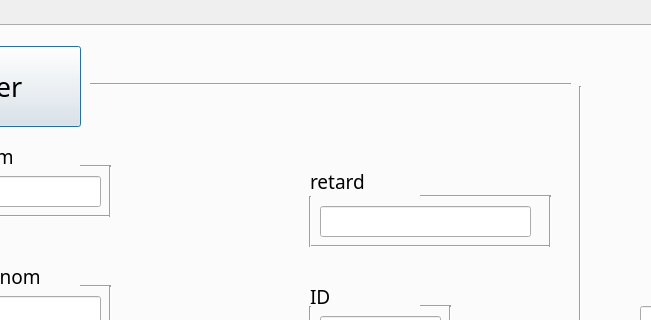
Ahmedturki7777/Smart_Municipality2A4, file button_pointage.ui: the form before one commit; both pictures show x 222 to 873 and y 0 to 320 of the 1069 by 616 pixel window.
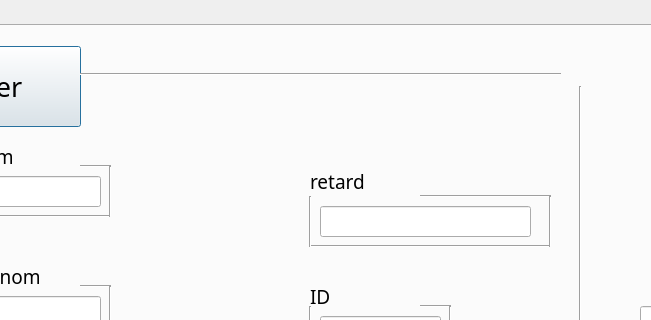
The form after the commit.

```diff
--- a/button_pointage.ui
+++ b/button_pointage.ui
@@ -156,8 +156,8 @@
     <widget class="Line" name="line">
      <property name="geometry">
       <rect>
-       <x>310</x>
-       <y>50</y>
+       <x>300</x>
+       <y>40</y>
        <width>481</width>
        <height>16</height>
       </rect>
@@ -547,9 +547,9 @@
      <property name="geometry">
       <rect>
        <x>0</x>
-       <y>0</y>
-       <width>1091</width>
-       <height>661</height>
+       <y>-20</y>
+       <width>1071</width>
+       <height>621</height>
       </rect>
      </property>
      <property name="text">
```
Left out of the diff: 30 changed lines with no effect on the pictures.
